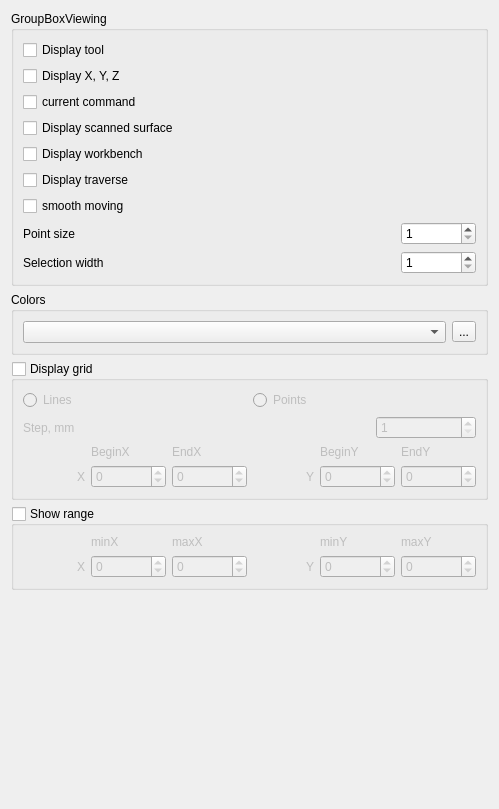
The window that sources/forms/sVis.ui (eduard-x/cnc-qt) describes before a commit, drawn with Qt 5.
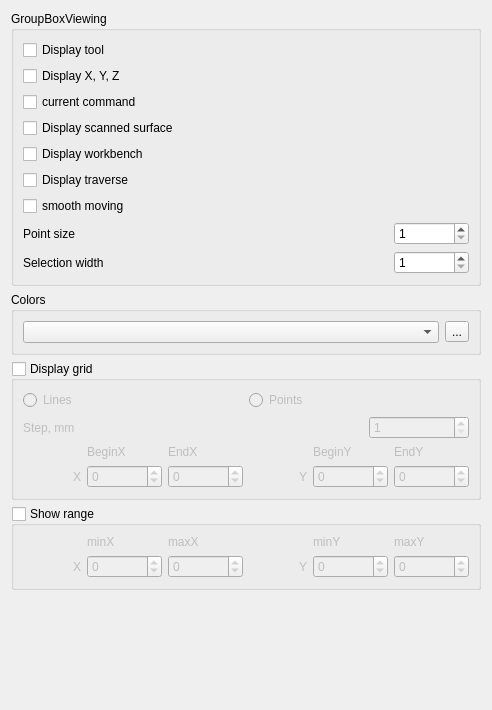
The same window after the commit.

```diff
--- a/sources/forms/sVis.ui
+++ b/sources/forms/sVis.ui
@@ -6,8 +6,8 @@
    <rect>
     <x>0</x>
     <y>0</y>
-    <width>499</width>
-    <height>809</height>
+    <width>492</width>
+    <height>710</height>
    </rect>
   </property>
   <property name="windowTitle">
@@ -142,7 +142,7 @@
           </property>
          </widget>
         </item>
-        <item row="6" column="0" colspan="2">
+        <item row="6" column="0">
          <widget class="QCheckBox" name="checkBoxSmooth">
           <property name="sizePolicy">
            <sizepolicy hsizetype="Minimum" vsizetype="Fixed">
@@ -158,7 +158,7 @@
           </property>
          </widget>
         </item>
-        <item row="5" column="0" colspan="2">
+        <item row="5" column="0">
          <widget class="QCheckBox" name="checkBoxTraverse">
           <property name="sizePolicy">
            <sizepolicy hsizetype="Minimum" vsizetype="Fixed">
@@ -174,7 +174,7 @@
           </property>
          </widget>
         </item>
-        <item row="4" column="0" colspan="2">
+        <item row="4" column="0">
          <widget class="QCheckBox" name="checkBoxWorkbench">
           <property name="sizePolicy">
            <sizepolicy hsizetype="Minimum" vsizetype="Fixed">
@@ -190,7 +190,7 @@
           </property>
          </widget>
         </item>
-        <item row="3" column="0" colspan="2">
+        <item row="3" column="0">
          <widget class="QCheckBox" name="checkBoxSurface">
           <property name="sizePolicy">
            <sizepolicy hsizetype="Minimum" vsizetype="Fixed">
@@ -206,7 +206,7 @@
           </property>
          </widget>
         </item>
-        <item row="2" column="0" colspan="2">
+        <item row="2" column="0">
          <widget class="QCheckBox" name="checkBoxCommand">
           <property name="sizePolicy">
            <sizepolicy hsizetype="Minimum" vsizetype="Fixed">
@@ -222,7 +222,7 @@
           </property>
          </widget>
         </item>
-        <item row="1" column="0" colspan="2">
+        <item row="1" column="0">
          <widget class="QCheckBox" name="checkBoxXYZ">
           <property name="sizePolicy">
            <sizepolicy hsizetype="Minimum" vsizetype="Fixed">
@@ -238,7 +238,7 @@
           </property>
          </widget>
         </item>
-        <item row="0" column="0" colspan="2">
+        <item row="0" column="0">
          <widget class="QCheckBox" name="checkBoxTool">
           <property name="sizePolicy">
            <sizepolicy hsizetype="Minimum" vsizetype="Fixed">
```
